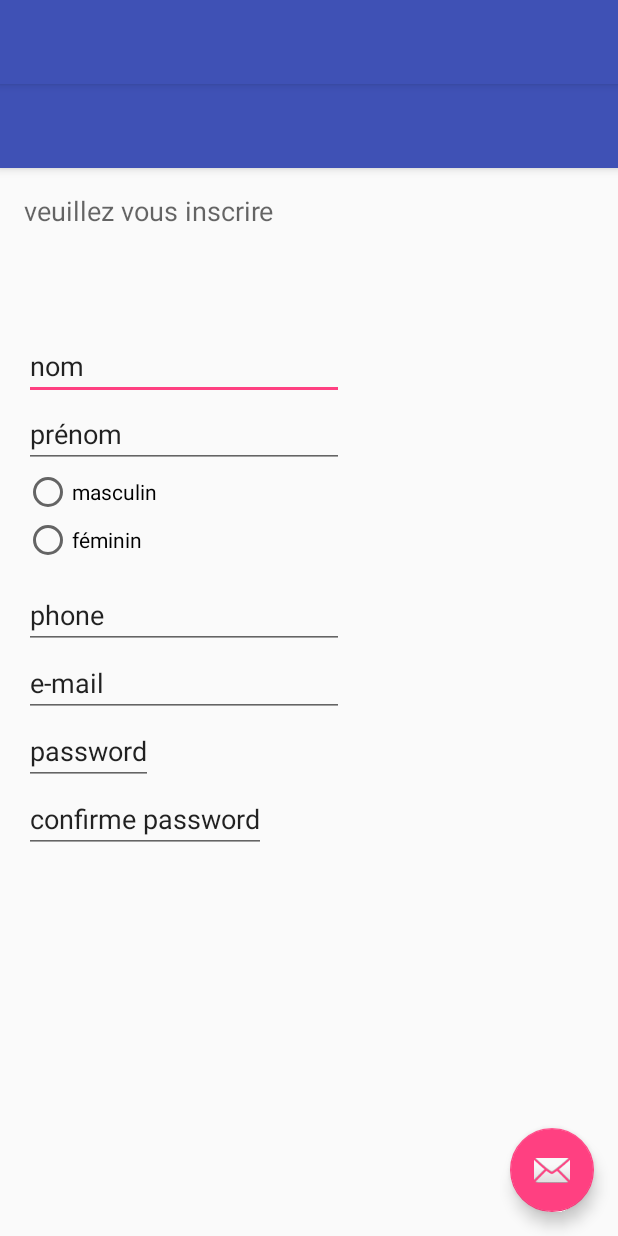
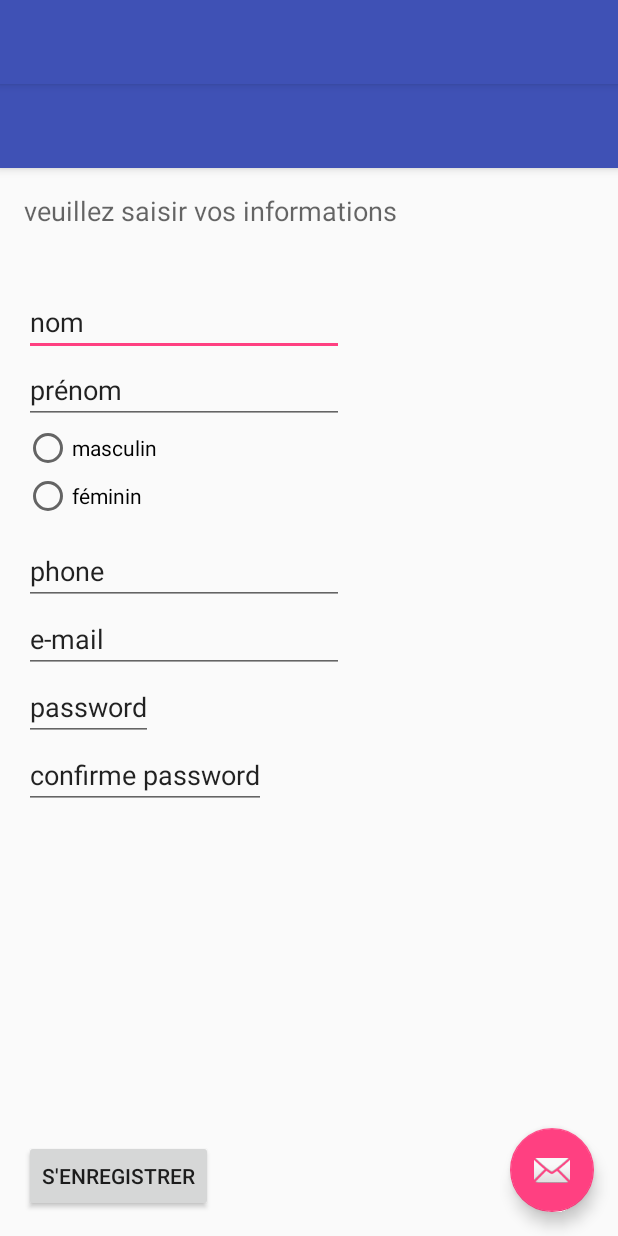
Before and after one commit to marwensaid/TPAndroidSaidiJimy, an Android app: the RegisterActivity screen opened directly, with no data from a screen before it, on a phone screen of 412 x 824 dp. Run offline under Robolectric (Android 15) with nearby library versions, the phone set to English and light mode, and no system bars.

Commit message:
feat (MyApp) refactor view-ZJ

```diff
--- a/app/src/main/res/layout/content_register.xml
+++ b/app/src/main/res/layout/content_register.xml
@@ -17,8 +17,8 @@
         android:text="nom"
         android:ems="10"
         android:id="@+id/editText"
-        android:layout_marginTop="93dp"
-        android:layout_alignParentTop="true"
+        android:layout_marginTop="39dp"
+        android:layout_below="@+id/textView2"
         android:layout_alignParentStart="true" />
 
     <EditText
@@ -35,7 +35,9 @@
         android:layout_width="match_parent"
         android:layout_height="match_parent"
         android:layout_below="@+id/editText2"
-        android:layout_alignParentStart="true">
+        android:layout_alignParentStart="true"
+        android:id="@+id/radioGroup"
+        android:layout_above="@+id/editText4">
 
         <RadioButton
             android:layout_width="wrap_content"
@@ -95,12 +97,19 @@
         android:layout_width="wrap_content"
         android:layout_height="wrap_content"
         android:textAppearance="?android:attr/textAppearanceMedium"
-        android:text="veuillez vous inscrire"
+        android:text="veuillez saisir vos informations"
         android:id="@+id/textView2"
         android:layout_alignParentTop="true"
         android:layout_alignParentStart="true"
         android:layout_alignParentEnd="true" />
 
+    <Button
+        android:layout_width="wrap_content"
+        android:layout_height="wrap_content"
+        android:text="S&apos;enregistrer"
+        android:id="@+id/button"
+        android:layout_alignParentBottom="true"
+        android:layout_alignParentStart="true" />
 
 
 </RelativeLayout>
```
